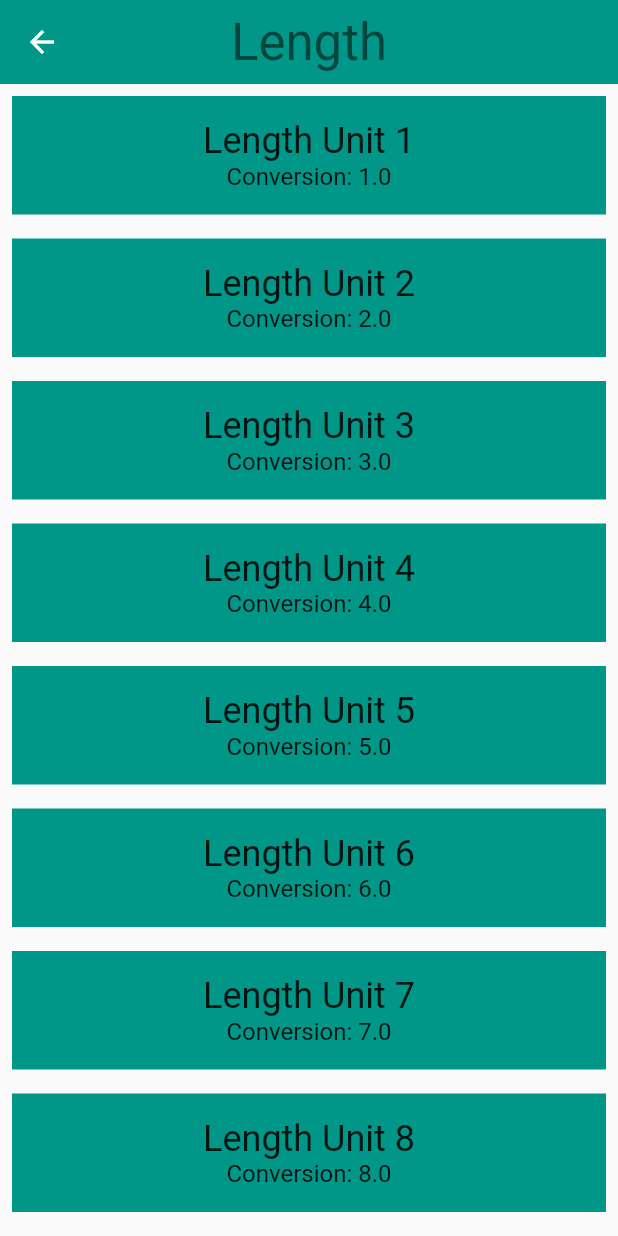
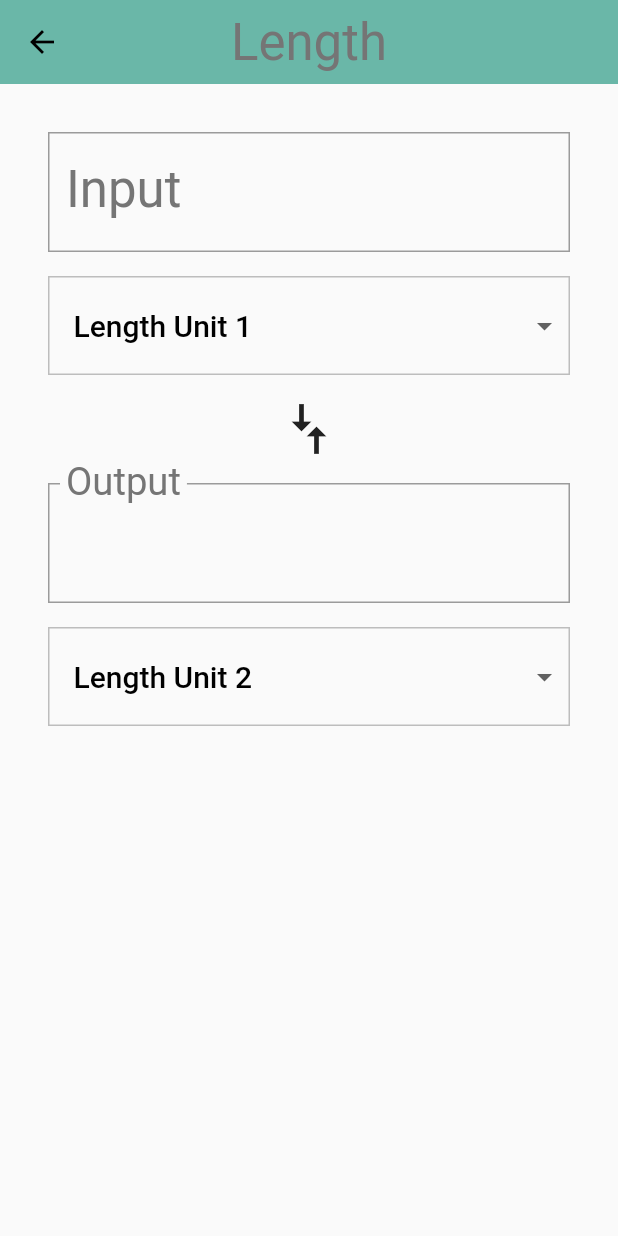
Before and after one commit to aashishtamsya/unit_converter_app, a Flutter app: the screen it shows after launch, after a tap on "Length", on a phone screen of 412 x 824 dp. Run offline on Flutter 3.47's test engine with Material 2 defaults, Android fonts, the phone set to English and light mode, and no system bars; missing offline and left inert: dart:js.

Commit message:
Add input and output views for converter screen

```diff
--- a/lib/converter_route.dart
+++ b/lib/converter_route.dart
@@ -1,5 +1,9 @@
+import 'dart:js';
+
 import 'package:flutter/material.dart';
 import 'package:unit_converter_app/unit.dart';
+
+final _padding = EdgeInsets.all(16.0);
 
 class ConverterRoute extends StatefulWidget {
   final List<Unit> units;
@@ -16,27 +20,197 @@ class ConverterRoute extends StatefulWidget {
 }
 
 class _ConverterRouteState extends State<ConverterRoute> {
+  Unit _fromValue;
+  Unit _toValue;
+  double _inputValue;
+  String _convertedValue = '';
+  List<DropdownMenuItem> _unitMenuItems;
+  bool _showValidationError = false;
+
+  @override
+  void initState() {
+    super.initState();
+    _createDropdownMenuItems();
+    _setDefaults();
+  }
+
+  void _createDropdownMenuItems() {
+    var newItems = <DropdownMenuItem>[];
+    for (var unit in widget.units) {
+      newItems.add(DropdownMenuItem(
+        value: unit.name,
+        child: Container(
+          child: Text(
+            unit.name,
+            softWrap: true,
+          ),
+        ),
+      ));
+    }
+    setState(() {
+      _unitMenuItems = newItems;
+    });
+  }
+
+  void _setDefaults() {
+    setState(() {
+      _fromValue = widget.units[0];
+      _toValue = widget.units[1];
+    });
+  }
+
+  String _format(double conversion) {
+    var outputNum = conversion.toStringAsPrecision(7);
+    if (outputNum.contains('.') && outputNum.endsWith('0')) {
+      var i = outputNum.length - 1;
+      while (outputNum[i] == '0') {
+        i -= 1;
+      }
+      outputNum = outputNum.substring(0, i + 1);
+    }
+
+    if (outputNum.endsWith('.')) {
+      return outputNum.substring(0, outputNum.length - 1);
+    }
+    return outputNum;
+  }
+
+  void _updateConversion() {
+    setState(() {
+      _convertedValue =
+          _format(_inputValue * (_toValue.conversion / _fromValue.conversion));
+    });
+  }
+
+  void _updateInputValue(String input) {
+    setState(() {
+      if (input == null || input.isEmpty) {
+        _convertedValue = '';
+      } else {
+        try {
+          final inputDouble = double.parse(input);
+          _showValidationError = false;
+          _inputValue = inputDouble;
+          _updateConversion();
+        } on Exception catch (e) {
+          print('Error: $e');
+          _showValidationError = true;
+        }
+      }
+    });
+  }
+
+  Unit _getUnit(String unitName) {
+    return widget.units.firstWhere((Unit unit) {
+      return unit.name == unitName;
+    }, orElse: null);
+  }
+
+  void _updateFromConversion(dynamic unitName) {
+    setState(() {
+      _fromValue = _getUnit(unitName);
+    });
+    if (_inputValue != null) {
+      _updateConversion();
+    }
+  }
+
+  void _updateToConversion(dynamic unitName) {
+    setState(() {
+      _toValue = _getUnit(unitName);
+    });
+    if (_inputValue != null) {
+      _updateConversion();
+    }
+  }
+
+  Widget _createDropdown(BuildContext context, String currentValue,
+      ValueChanged<dynamic> onChanged) {
+    return Container(
+      margin: EdgeInsets.only(top: 16.0),
+      decoration: BoxDecoration(
+          color: Colors.grey[50],
+          border: Border.all(color: Colors.grey[400], width: 1.0)),
+      padding: EdgeInsets.symmetric(vertical: 8.0),
+      child: Theme(
+        data: Theme.of(context).copyWith(
+          canvasColor: Colors.grey[50],
+        ),
+        child: DropdownButtonHideUnderline(
+          child: ButtonTheme(
+            alignedDropdown: true,
+            child: DropdownButton(
+              value: currentValue,
+              items: _unitMenuItems,
+              onChanged: onChanged,
+              style: Theme.of(context).textTheme.title,
+            ),
+          ),
+        ),
+      ),
+    );
+  }
+
   @override
   Widget build(BuildContext context) {
-    final unitWidgets = widget.units.map((Unit unit) {
-      return Container(
-        color: widget.color,
-        margin: EdgeInsets.all(8.0),
-        padding: EdgeInsets.all(16.0),
-        child: Column(
-          children: <Widget>[
-            Text(unit.name, style: Theme.of(context).textTheme.headline),
-            Text(
-              'Conversion: ${unit.conversion}',
-              style: Theme.of(context).textTheme.subhead,
+    final input = Padding(
+      padding: _padding,
+      child: Column(
+        crossAxisAlignment: CrossAxisAlignment.stretch,
+        children: [
+          TextField(
+            style: Theme.of(context).textTheme.display1,
+            decoration: InputDecoration(
+              labelStyle: Theme.of(context).textTheme.display1,
+              errorText: _showValidationError ? 'Invalid number entered' : null,
+              labelText: 'Input',
+              border: OutlineInputBorder(
+                borderRadius: BorderRadius.circular(0.0),
+              ),
             ),
-          ],
-        ),
-      );
-    }).toList();
+            keyboardType: TextInputType.number,
+            onChanged: _updateInputValue,
+          ),
+          _createDropdown(context, _fromValue.name, _updateFromConversion)
+        ],
+      ),
+    );
 
-    return ListView(
-      children: unitWidgets,
+    final arrows = RotatedBox(
+      quarterTurns: 1,
+      child: Icon(Icons.compare_arrows, size: 40.0),
+    );
+
+    final output = Padding(
+      padding: _padding,
+      child: Column(
+        crossAxisAlignment: CrossAxisAlignment.stretch,
+        children: [
+          InputDecorator(
+            child: Text(
+              _convertedValue,
+              style: Theme.of(context).textTheme.display1,
+            ),
+            decoration: InputDecoration(
+                labelText: 'Output',
+                labelStyle: Theme.of(context).textTheme.display1,
+                border: OutlineInputBorder(
+                  borderRadius: BorderRadius.circular(0.0),
+                )),
+          ),
+          _createDropdown(context, _toValue.name, _updateToConversion),
+        ],
+      ),
+    );
+
+    final converter = Column(
+      crossAxisAlignment: CrossAxisAlignment.stretch,
+      children: [input, arrows, output],
+    );
+
+    return Padding(
+      padding: _padding,
+      child: converter,
     );
   }
 }
--- a/lib/main.dart
+++ b/lib/main.dart
@@ -11,6 +11,12 @@ class UnitConverterApp extends StatelessWidget {
     return MaterialApp(
       debugShowCheckedModeBanner: false,
       title: 'Unit Converter',
+      theme: ThemeData(
+          textTheme: Theme.of(context)
+              .textTheme
+              .apply(bodyColor: Colors.black, displayColor: Colors.grey[600]),
+          primaryColor: Colors.grey[500],
+          textSelectionHandleColor: Colors.green[500]),
       home: CategoryRoute(),
     );
   }
```
Also changed, not shown: lib/category_route.dart (+47 -22 lines).
